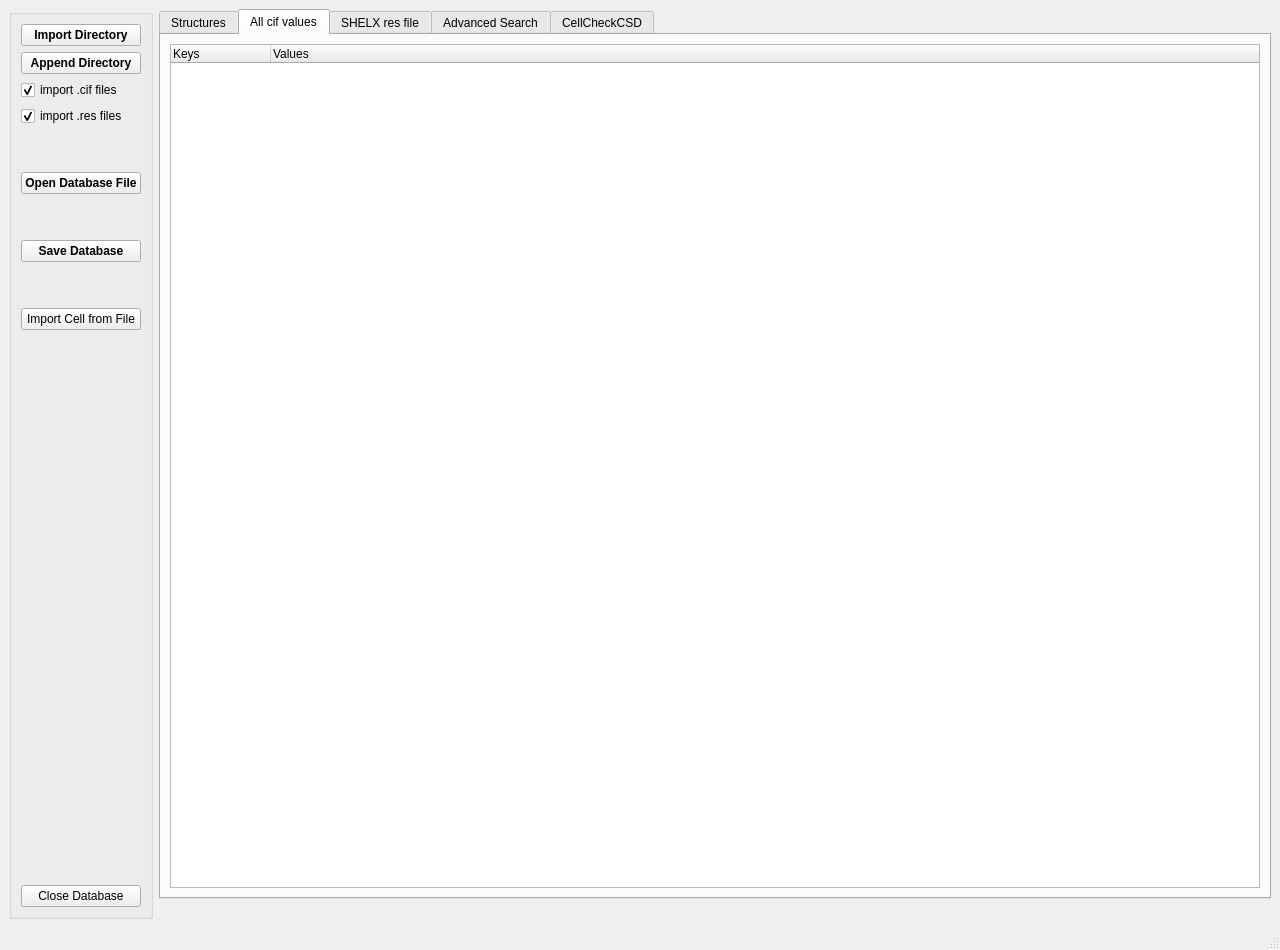
This is structurefinder/gui/strf_main.ui in dkratzert/StructureFinder as Qt 5 draws it before an edit. The edited form follows.
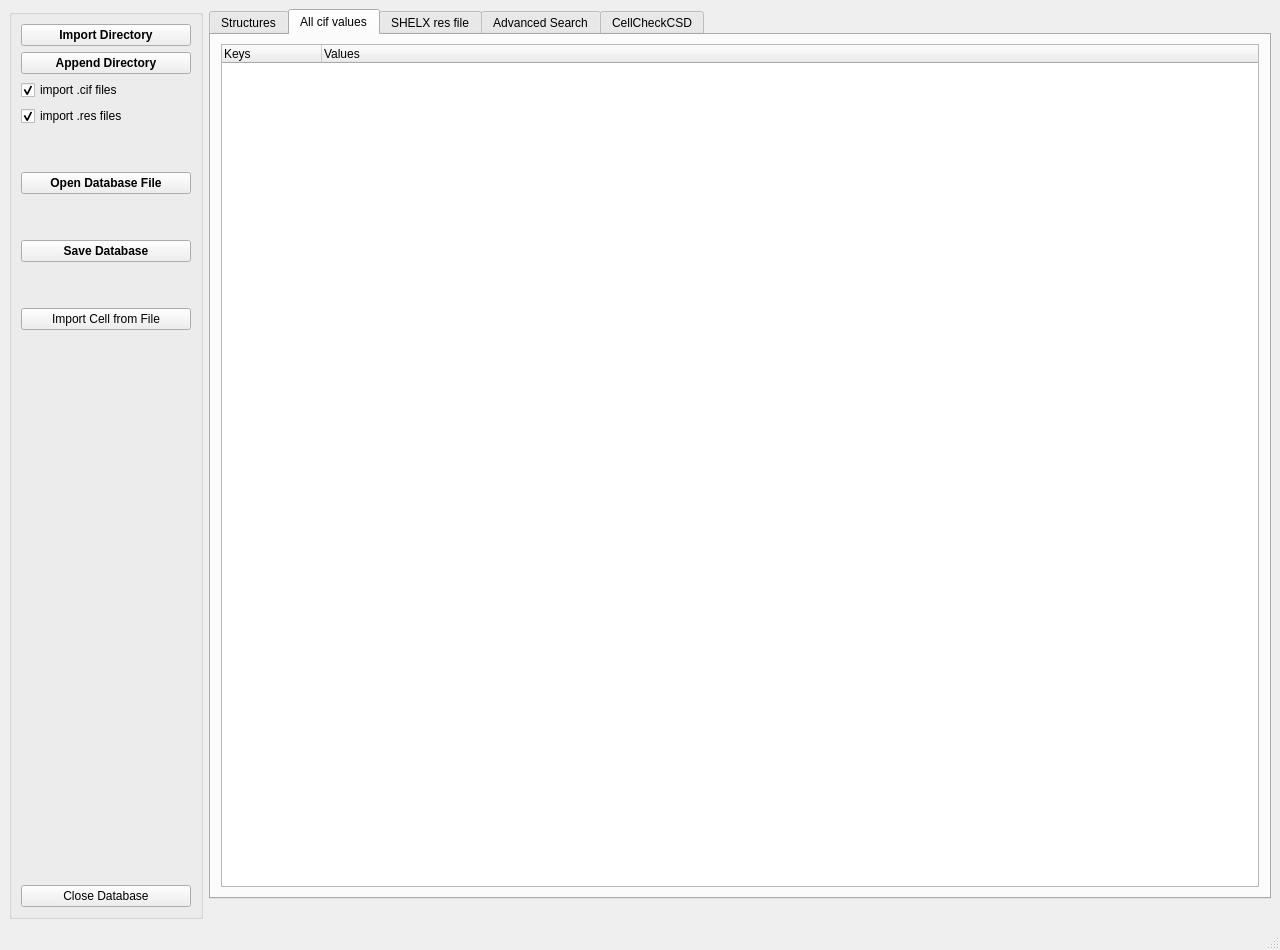
This is the edited form. The open tabs and pages were chosen to show the change. Custom widgets are drawn as their Qt base class.

Commit message: New Icons for the buttons

```diff
--- a/structurefinder/gui/strf_main.ui
+++ b/structurefinder/gui/strf_main.ui
@@ -27,14 +27,14 @@
       <property name="title">
        <string/>
       </property>
-      <layout class="QGridLayout" name="gridLayout">
-       <item row="0" column="0">
+      <layout class="QVBoxLayout" name="verticalLayout_10">
+       <item alignment="Qt::AlignLeft">
         <widget class="QPushButton" name="importDirButton">
-         <property name="sizePolicy">
-          <sizepolicy hsizetype="MinimumExpanding" vsizetype="Fixed">
-           <horstretch>0</horstretch>
-           <verstretch>0</verstretch>
-          </sizepolicy>
+         <property name="minimumSize">
+          <size>
+           <width>170</width>
+           <height>0</height>
+          </size>
          </property>
          <property name="font">
           <font>
@@ -50,29 +50,13 @@
          </property>
         </widget>
        </item>
-       <item row="11" column="0">
-        <spacer name="verticalSpacer_4">
-         <property name="orientation">
-          <enum>Qt::Vertical</enum>
-         </property>
-         <property name="sizeType">
-          <enum>QSizePolicy::Preferred</enum>
-         </property>
-         <property name="sizeHint" stdset="0">
-          <size>
-           <width>20</width>
-           <height>40</height>
-          </size>
-         </property>
-        </spacer>
-       </item>
-       <item row="1" column="0">
+       <item alignment="Qt::AlignLeft">
         <widget class="QPushButton" name="appendDirButton">
-         <property name="sizePolicy">
-          <sizepolicy hsizetype="MinimumExpanding" vsizetype="Fixed">
-           <horstretch>0</horstretch>
-           <verstretch>0</verstretch>
-          </sizepolicy>
+         <property name="minimumSize">
+          <size>
+           <width>170</width>
+           <height>0</height>
+          </size>
          </property>
          <property name="font">
           <font>
@@ -88,20 +72,7 @@
          </property>
         </widget>
        </item>
-       <item row="3" column="0">
-        <widget class="QCheckBox" name="add_res">
-         <property name="toolTip">
-          <string>&lt;html&gt;&lt;head/&gt;&lt;body&gt;&lt;p&gt;This option will import .res files from SHELXL into the database.&lt;/p&gt;&lt;/body&gt;&lt;/html&gt;</string>
-         </property>
-         <property name="text">
-          <string>import .res files</string>
-         </property>
-         <property name="checked">
-          <bool>true</bool>
-         </property>
-        </widget>
-       </item>
-       <item row="2" column="0">
+       <item>
         <widget class="QCheckBox" name="add_cif">
          <property name="toolTip">
           <string>&lt;html&gt;&lt;head/&gt;&lt;body&gt;&lt;p&gt;This option will import .cif files (crystallograpghic information file) into the database.&lt;/p&gt;&lt;/body&gt;&lt;/html&gt;</string>
@@ -114,7 +85,20 @@
          </property>
         </widget>
        </item>
-       <item row="4" column="0">
+       <item>
+        <widget class="QCheckBox" name="add_res">
+         <property name="toolTip">
+          <string>&lt;html&gt;&lt;head/&gt;&lt;body&gt;&lt;p&gt;This option will import .res files from SHELXL into the database.&lt;/p&gt;&lt;/body&gt;&lt;/html&gt;</string>
+         </property>
+         <property name="text">
+          <string>import .res files</string>
+         </property>
+         <property name="checked">
+          <bool>true</bool>
+         </property>
+        </widget>
+       </item>
+       <item>
         <spacer name="verticalSpacer_3">
          <property name="orientation">
           <enum>Qt::Vertical</enum>
@@ -130,13 +114,13 @@
          </property>
         </spacer>
        </item>
-       <item row="5" column="0">
+       <item alignment="Qt::AlignLeft">
         <widget class="QPushButton" name="importDatabaseButton">
-         <property name="sizePolicy">
-          <sizepolicy hsizetype="MinimumExpanding" vsizetype="Fixed">
-           <horstretch>0</horstretch>
-           <verstretch>0</verstretch>
-          </sizepolicy>
+         <property name="minimumSize">
+          <size>
+           <width>170</width>
+           <height>0</height>
+          </size>
          </property>
          <property name="font">
           <font>
@@ -149,33 +133,7 @@
          </property>
         </widget>
        </item>
-       <item row="13" column="0">
-        <spacer name="verticalSpacer">
-         <property name="orientation">
-          <enum>Qt::Vertical</enum>
-         </property>
-         <property name="sizeHint" stdset="0">
-          <size>
-           <width>20</width>
-           <height>40</height>
-          </size>
-         </property>
-        </spacer>
-       </item>
-       <item row="14" column="0">
-        <widget class="QPushButton" name="closeDatabaseButton">
-         <property name="sizePolicy">
-          <sizepolicy hsizetype="MinimumExpanding" vsizetype="Fixed">
-           <horstretch>0</horstretch>
-           <verstretch>0</verstretch>
-          </sizepolicy>
-         </property>
-         <property name="text">
-          <string>Close Database</string>
-         </property>
-        </widget>
-       </item>
-       <item row="8" column="0">
+       <item>
         <spacer name="verticalSpacer_2">
          <property name="orientation">
           <enum>Qt::Vertical</enum>
@@ -191,13 +149,13 @@
          </property>
         </spacer>
        </item>
-       <item row="9" column="0">
+       <item alignment="Qt::AlignLeft">
         <widget class="QPushButton" name="saveDatabaseButton">
-         <property name="sizePolicy">
-          <sizepolicy hsizetype="MinimumExpanding" vsizetype="Fixed">
-           <horstretch>0</horstretch>
-           <verstretch>0</verstretch>
-          </sizepolicy>
+         <property name="minimumSize">
+          <size>
+           <width>170</width>
+           <height>0</height>
+          </size>
          </property>
          <property name="font">
           <font>
@@ -210,19 +168,67 @@
          </property>
         </widget>
        </item>
-       <item row="12" column="0">
+       <item>
+        <spacer name="verticalSpacer_4">
+         <property name="orientation">
+          <enum>Qt::Vertical</enum>
+         </property>
+         <property name="sizeType">
+          <enum>QSizePolicy::Preferred</enum>
+         </property>
+         <property name="sizeHint" stdset="0">
+          <size>
+           <width>20</width>
+           <height>40</height>
+          </size>
+         </property>
+        </spacer>
+       </item>
+       <item alignment="Qt::AlignLeft">
         <widget class="QPushButton" name="p4pCellButton">
-         <property name="sizePolicy">
-          <sizepolicy hsizetype="MinimumExpanding" vsizetype="Fixed">
-           <horstretch>0</horstretch>
-           <verstretch>0</verstretch>
-          </sizepolicy>
+         <property name="minimumSize">
+          <size>
+           <width>170</width>
+           <height>0</height>
+          </size>
          </property>
          <property name="text">
           <string>Import Cell from File</string>
          </property>
         </widget>
        </item>
+       <item>
+        <spacer name="verticalSpacer">
+         <property name="orientation">
+          <enum>Qt::Vertical</enum>
+         </property>
+         <property name="sizeHint" stdset="0">
+          <size>
+           <width>20</width>
+           <height>40</height>
+          </size>
+         </property>
+        </spacer>
+       </item>
+       <item alignment="Qt::AlignLeft">
+        <widget class="QPushButton" name="closeDatabaseButton">
+         <property name="sizePolicy">
+          <sizepolicy hsizetype="MinimumExpanding" vsizetype="Fixed">
+           <horstretch>0</horstretch>
+           <verstretch>0</verstretch>
+          </sizepolicy>
+         </property>
+         <property name="minimumSize">
+          <size>
+           <width>170</width>
+           <height>0</height>
+          </size>
+         </property>
+         <property name="text">
+          <string>Close Database</string>
+         </property>
+        </widget>
+       </item>
       </layout>
      </widget>
     </item>
@@ -1244,6 +1250,15 @@
           <string>All cif values</string>
          </attribute>
          <layout class="QVBoxLayout" name="verticalLayout_8">
+          <property name="leftMargin">
+           <number>10</number>
+          </property>
+          <property name="rightMargin">
+           <number>10</number>
+          </property>
+          <property name="bottomMargin">
+           <number>10</number>
+          </property>
           <item>
            <layout class="QVBoxLayout" name="verticalLayout_7">
             <item>
```
Left out of the diff: 24 changed lines with no effect on the pictures. The commit also changes 3 other files.
